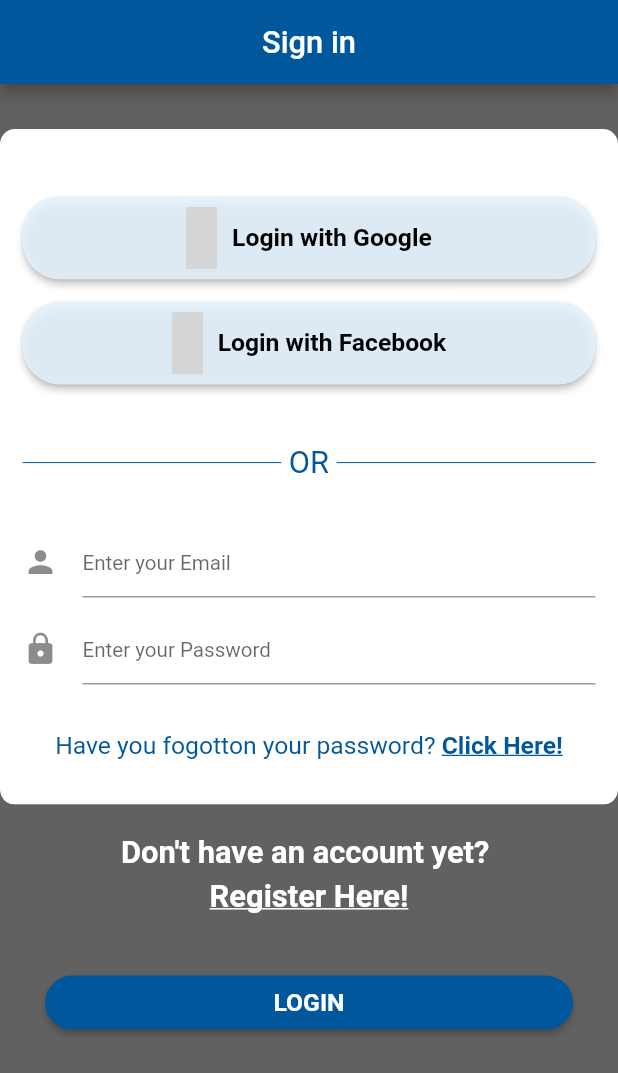
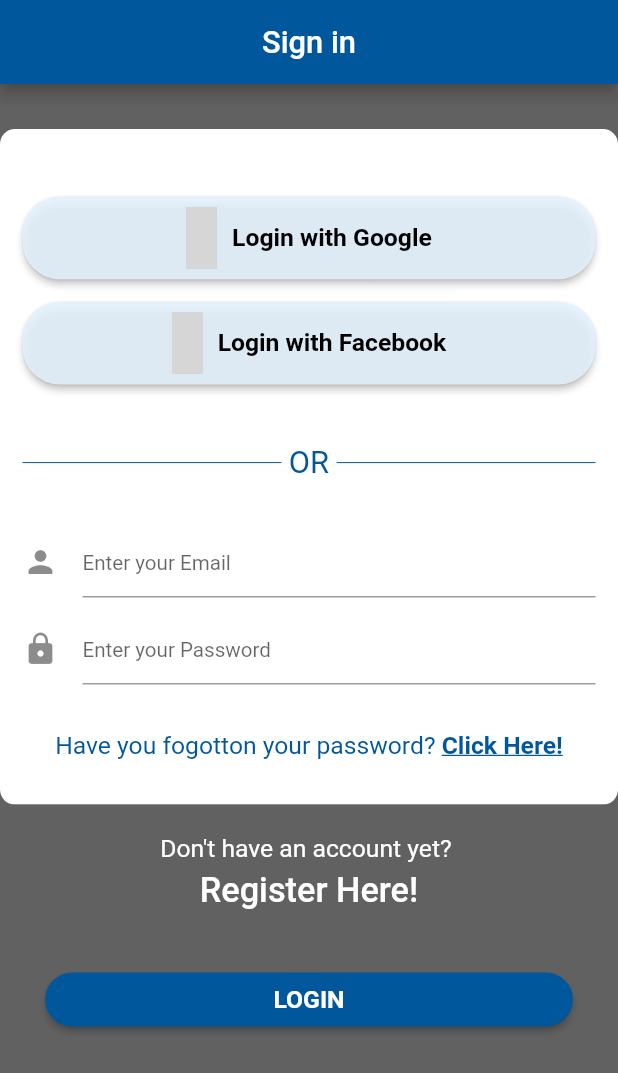
Before and after one commit to FixMe-Application/FixMe, a Flutter app: the screen it shows after launch, on a phone screen of 412 x 824 dp. Shown: the top 1073 px of the screen. Run offline on Flutter 3.47's test engine with Material 2 defaults, Android fonts, the phone set to English and light mode, and no system bars; our stand-ins replace firebase_auth, firebase_core, flutter_credit_card, flutter_rating_bar, flutter_spinkit, geolocator and 2 more; missing offline and left inert: flutter_dialogflow, flutter_facebook_login, google_map_polyline; accounts and stored records are empty; project files that could hold a hidden picture were left out; grey boxes are pictures that could not be loaded.

Commit message:
Changed font styles for 'Register Here'

```diff
--- a/lib/widgets/authentication/Login/Login.dart
+++ b/lib/widgets/authentication/Login/Login.dart
@@ -253,9 +253,9 @@ class _LoginState extends State<Login> {
                   child: new Text(
                     "Don't have an account yet? ",
                     style: new TextStyle(
-                        color: Colors.white,
-                        fontSize: SizeConfig.screenWidth / 20,
-                        fontWeight: FontWeight.w600),
+                      color: Colors.white,
+                      fontSize: SizeConfig.screenWidth / 25,
+                    ),
                   ),
                 ),
                 SizedBox(
@@ -267,10 +267,10 @@ class _LoginState extends State<Login> {
                       child: new Text(
                         "Register Here!",
                         style: new TextStyle(
-                            decoration: TextDecoration.underline,
-                            color: Colors.white,
-                            fontSize: SizeConfig.screenWidth / 20,
-                            fontWeight: FontWeight.w600),
+                          color: Colors.white,
+                          fontSize: SizeConfig.screenWidth / 18,
+                          fontWeight: FontWeight.w500,
+                        ),
                       ),
                       onTap: () => {
                         print("Register page here"),
```
